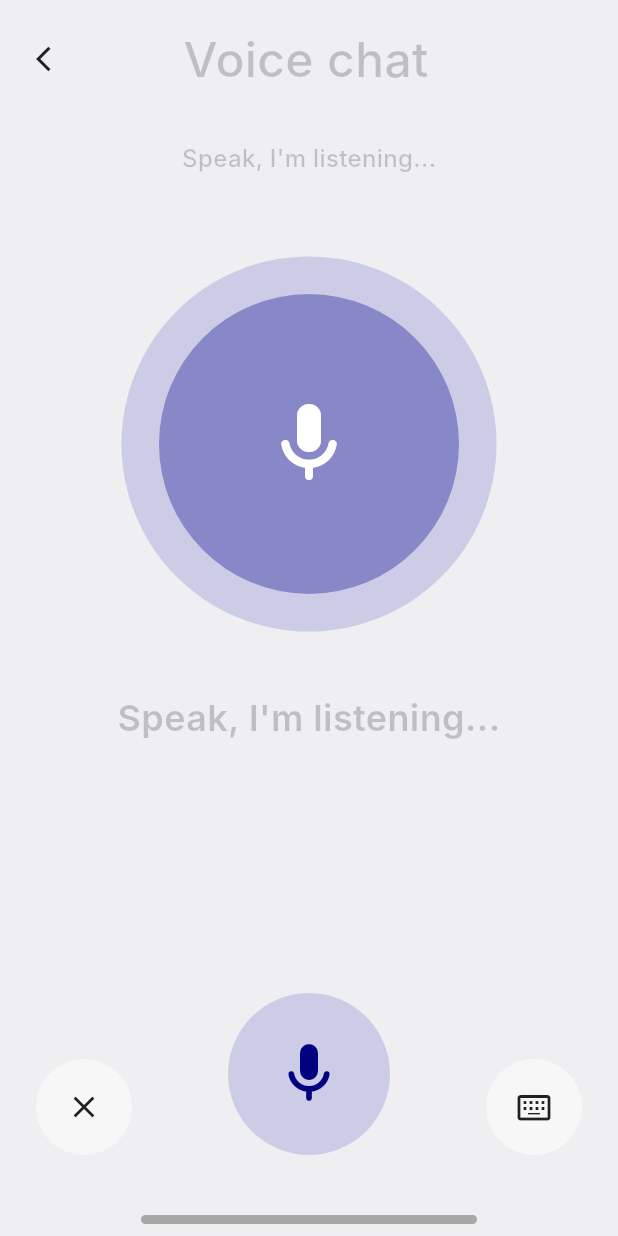
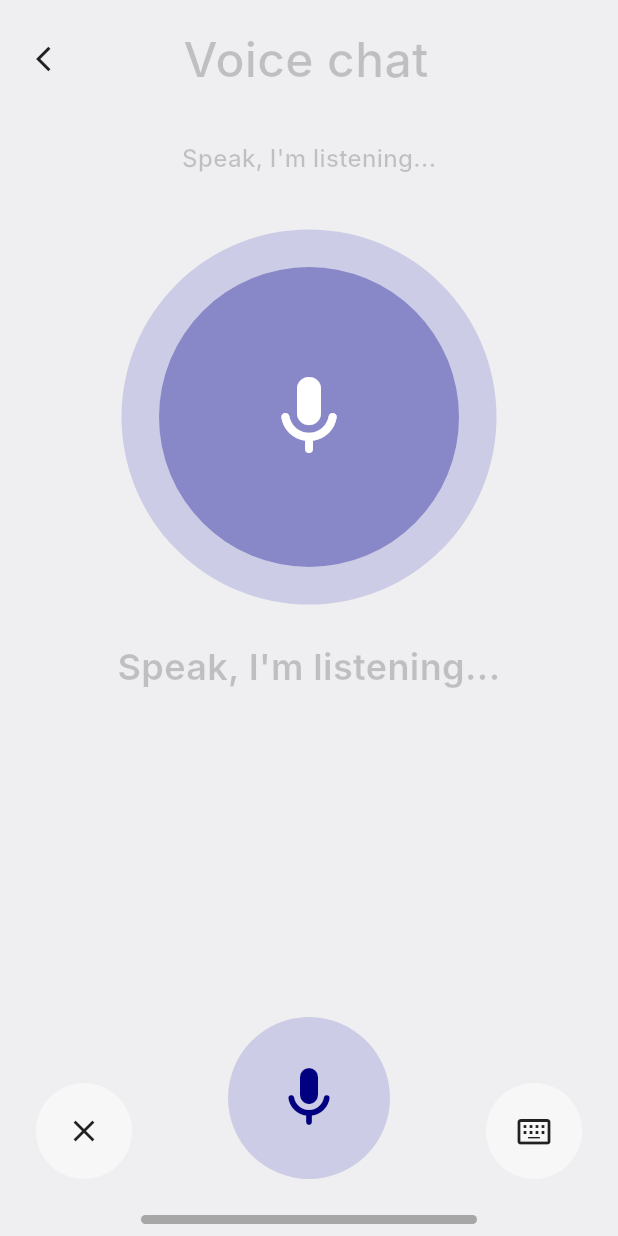
Before and after one commit to Tupo215/ResQMe, a Flutter app: the VoiceChatScreen screen opened directly, on a phone screen of 412 x 824 dp. Run offline on Flutter 3.47's test engine with Material 3 defaults, Android fonts, the phone set to English and light mode, and no system bars; our stand-ins replace contacts_service, flutter_contacts, flutter_svg, geolocator, permission_handler, shared_preferences and 1 more; accounts and stored records are empty; Roboto replaces fonts that are missing (Inter).

Commit message:
reduced the voice note page and allowed phone contacts permission

```diff
--- a/lib/screens/voice_ai_screen.dart
+++ b/lib/screens/voice_ai_screen.dart
@@ -3,14 +3,6 @@ import 'dart:math';
 import 'package:flutter/material.dart';
 import '../services/location_speech_service.dart';
 import 'package:shared_preferences/shared_preferences.dart';
-
-// ─────────────────────────────────────────────────────────────────────────────
-// DEPENDENCIES NEEDED IN pubspec.yaml:
-
-
-//   speech_to_text: ^6.6.0
-//   geolocator: ^13.0.0
-// ─────────────────────────────────────────────────────────────────────────────
 
 // ─── Waveform bar heights used throughout ─────────────────────────────────────
 const List<double> _kWaveHeights = [28, 42, 28, 48, 32, 18, 28, 42, 28, 48, 32, 18, 44, 28, 20, 42, 28, 48, 32, 18, 28];
@@ -454,7 +446,7 @@ class _VoiceChatScreenState extends State<VoiceChatScreen>
                 style: TextStyle(color: _mutedText, fontSize: 16,
                     fontFamily: 'Inter', fontWeight: FontWeight.w500)),
 
-            const SizedBox(height: 54),
+            const SizedBox(height: 36),
 
             // Live recording orb
             GestureDetector(
@@ -497,7 +489,7 @@ class _VoiceChatScreenState extends State<VoiceChatScreen>
               ),
             ),
 
-            const SizedBox(height: 40),
+            const SizedBox(height: 24),
 
             // Live transcript
             Padding(
@@ -585,7 +577,7 @@ class _VoiceChatScreenState extends State<VoiceChatScreen>
               ],
             ),
 
-            const SizedBox(height: 40),
+            const SizedBox(height: 24),
 
             if (_isRecording)
               Padding(
```
Also changed, not shown: lib/screens/emergency_contact_screen.dart (+32 -0 lines), pubspec.yaml (+6 -1 lines), pubspec.lock, 1 other file.
